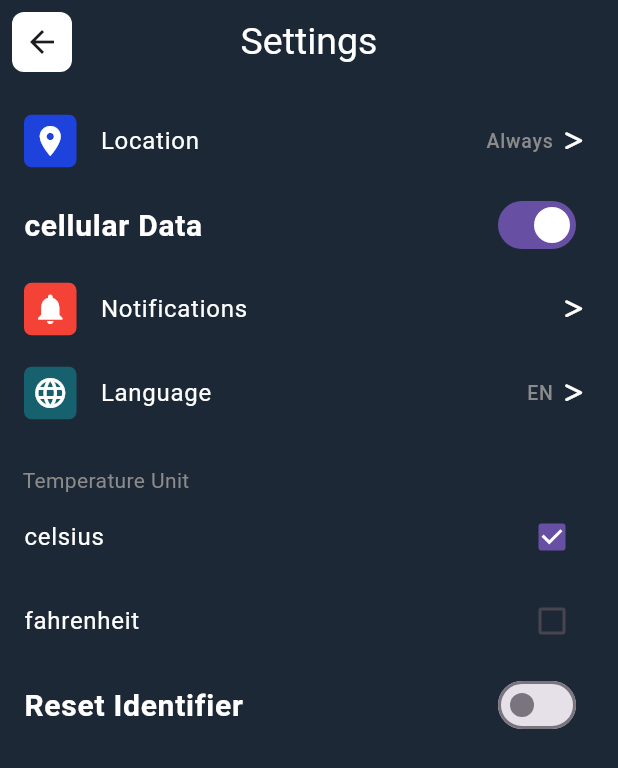
After one commit to doaasafwat/Weather_Forecasting_App, a Flutter app: the Setting screen opened directly, on a phone screen of 412 x 824 dp. The commit adds this screen. Shown: the top 768 px of the screen. Run offline on Flutter 3.47's test engine with Material 3 defaults, Android fonts, the light colour scheme and no system bars; our stand-ins replace font_awesome_flutter.

Commit message:
add settings view

```diff
--- /dev/null
+++ b/lib/views/SettingsView.dart
@@ -0,0 +1,129 @@
+import 'package:flutter/material.dart';
+
+import 'package:weather_forecasting_app/widgets/custom_list_tile.dart';
+
+
+class Setting extends StatefulWidget {
+  const Setting({super.key});
+
+  @override
+  State<Setting> createState() => _SettingState();
+}
+
+class _SettingState extends State<Setting> {
+  bool cellurData = true;
+
+  bool celsius = true;
+  bool resetIdentifier = false;
+  @override
+  Widget build(BuildContext context) {
+    return Scaffold(
+      appBar: AppBar(
+        centerTitle: true,
+        leading: Container(
+            margin: const EdgeInsets.all(8),
+            decoration: BoxDecoration(
+                borderRadius: BorderRadius.circular(8), color: Colors.white),
+            child: const BackButton()),
+        backgroundColor: Color(0xFF1D2837),
+        title: const Text(
+          'Settings',
+          style: TextStyle(color: Colors.white, fontSize: 25),
+        ),
+      ),
+      body: Container(
+        color: const Color(0xFF1D2837),
+        child: Padding(
+          padding: const EdgeInsets.only(top: 10),
+          child: ListView(
+            children: [
+              const CustomListTileWidget(
+                iconBackgroundColor: Color.fromARGB(255, 29, 67, 220),
+                icon: Icons.location_on,
+                title: 'Location',
+                trailingTitle: 'Always',
+              ),
+              SwitchListTile(
+                value: cellurData,
+                onChanged: (val) {
+                  setState(() {
+                    cellurData = val;
+                  });
+                },
+                tileColor: const Color(0xFF1D2837),
+                title: const Text(
+                  'cellular Data',
+                  style: TextStyle(
+                      fontSize: 20,
+                      fontWeight: FontWeight.bold,
+                      color: Colors.white),
+                ),
+              ),
+              const CustomListTileWidget(
+                  icon: Icons.notifications,
+                  iconBackgroundColor: Colors.red,
+                  title: 'Notifications',
+                  trailingTitle: ''),
+              const CustomListTileWidget(
+                  icon: Icons.language,
+                  iconBackgroundColor: Color.fromARGB(255, 23, 97, 110),
+                  title: 'Language',
+                  trailingTitle: 'EN'),
+              Column(
+                crossAxisAlignment: CrossAxisAlignment.start,
+                children: [
+                  const Padding(
+                    padding: EdgeInsets.only(left: 15, top: 20),
+                    child: Text(
+                      'Temperature Unit',
+                      style:
+                          TextStyle(color: Color.fromARGB(255, 139, 139, 139)),
+                    ),
+                  ),
+                  CheckboxListTile(
+                      title: const Text(
+                        'celsius',
+                        style: TextStyle(color: Colors.white),
+                      ),
+                      value: celsius,
+                      onChanged: (val) {
+                        setState(() {
+                          celsius = val!;
+                        });
+                      }),
+                  CheckboxListTile(
+                      title: const Text(
+                        'fahrenheit',
+                        style: TextStyle(color: Colors.white),
+                      ),
+                      value: !celsius,
+                      onChanged: (val) {
+                        setState(() {
+                          celsius = !val!;
+                        });
+                      })
+                ],
+              ),
+              SwitchListTile(
+                value: resetIdentifier,
+                onChanged: (bool value) {
+                  setState(() {
+                    resetIdentifier = value;
+                  });
+                },
+                tileColor: Color(0xFF1D2837),
+                title: const Text(
+                  'Reset Identifier',
+                  style: TextStyle(
+                      fontSize: 20,
+                      fontWeight: FontWeight.bold,
+                      color: Colors.white),
+                ),
+              ),
+            ],
+          ),
+        ),
+      ),
+    );
+  }
+}
--- a/lib/views/splash_view.dart
+++ b/lib/views/splash_view.dart
@@ -3,7 +3,7 @@ import 'package:weather_forecasting_app/views/password_changed_view.dart';
 import 'package:weather_forecasting_app/widgets/splash_view_body.dart';
 
 class SplashView extends StatefulWidget {
-  const SplashView({Key? key}) : super(key: key);
+  const SplashView({super.key});
 
   @override
   _SplashViewState createState() => _SplashViewState();
@@ -28,7 +28,7 @@ class _SplashViewState extends State<SplashView>
       Navigator.pushReplacement(
         context,
         MaterialPageRoute(
-            builder: (context) => PasswordChangedView()),
+            builder: (context) => const PasswordChangedView()),
       );
     });
   }
--- /dev/null
+++ b/lib/widgets/custom_list_tile.dart
@@ -0,0 +1,55 @@
+import 'package:flutter/material.dart';
+import 'package:font_awesome_flutter/font_awesome_flutter.dart';
+
+class CustomListTileWidget extends StatelessWidget {
+  const CustomListTileWidget(
+      {super.key,
+      required this.icon,
+      required this.iconBackgroundColor,
+      required this.title,
+      required this.trailingTitle});
+  final IconData icon;
+  final String title;
+  final Color iconBackgroundColor;
+  final String trailingTitle;
+
+  @override
+  Widget build(BuildContext context) {
+    return ListTile(
+      tileColor: const Color(0xFF1D2837),
+      leading: Container(
+        decoration: BoxDecoration(
+            color: iconBackgroundColor, borderRadius: BorderRadius.circular(5)),
+        height: 35,
+        width: 35,
+        child: Icon(
+          icon,
+          color: Colors.white,
+        ),
+      ),
+      title: Text(
+        title,
+        style: const TextStyle(color: Colors.white),
+      ),
+      trailing: Row(
+        mainAxisSize: MainAxisSize.min,
+        mainAxisAlignment: MainAxisAlignment.end,
+        children: [
+          Text(
+            trailingTitle,
+            style: const TextStyle(
+                fontSize: 13, color: Color.fromARGB(255, 139, 139, 139)),
+          ),
+          const SizedBox(
+            width: 8,
+          ),
+          const FaIcon(
+            FontAwesomeIcons.greaterThan,
+            size: 15,
+            color: Colors.white,
+          )
+        ],
+      ),
+    );
+  }
+}
--- a/pubspec.yaml
+++ b/pubspec.yaml
@@ -34,6 +34,7 @@ dependencies:
   # The following adds the Cupertino Icons font to your application.
   # Use with the CupertinoIcons class for iOS style icons.
   cupertino_icons: ^1.0.6
+  font_awesome_flutter: ^10.7.0
 
 dev_dependencies:
   flutter_test:
```
Also changed, not shown: pubspec.lock.
